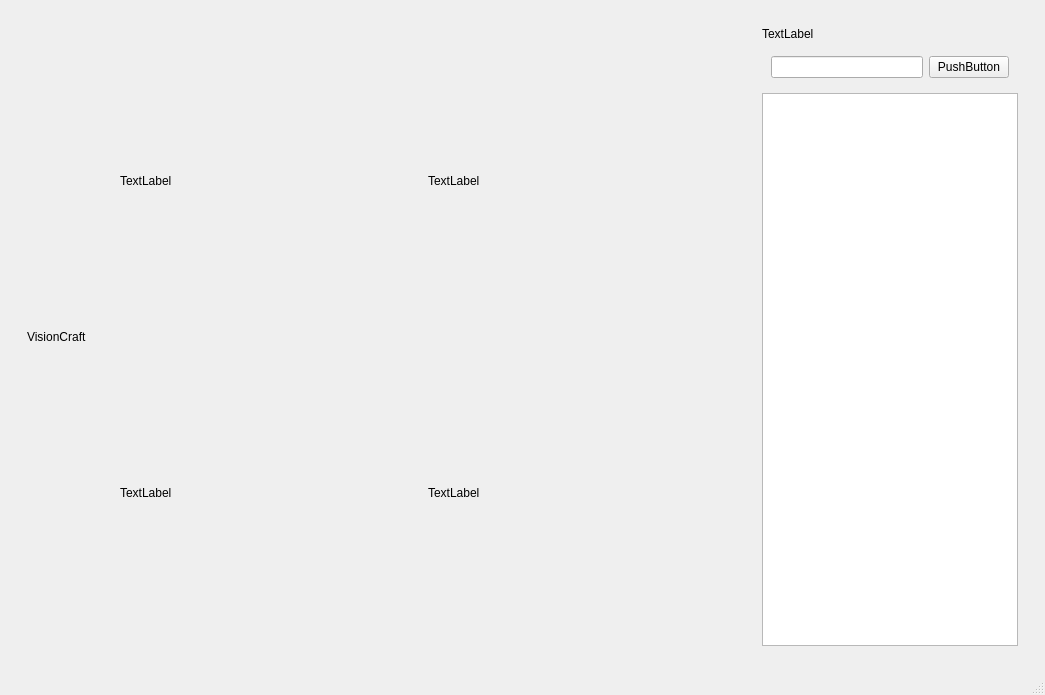
The window that client_qt/home.ui (VisionCraft2025/client_qt) describes before a commit, drawn with Qt 5.
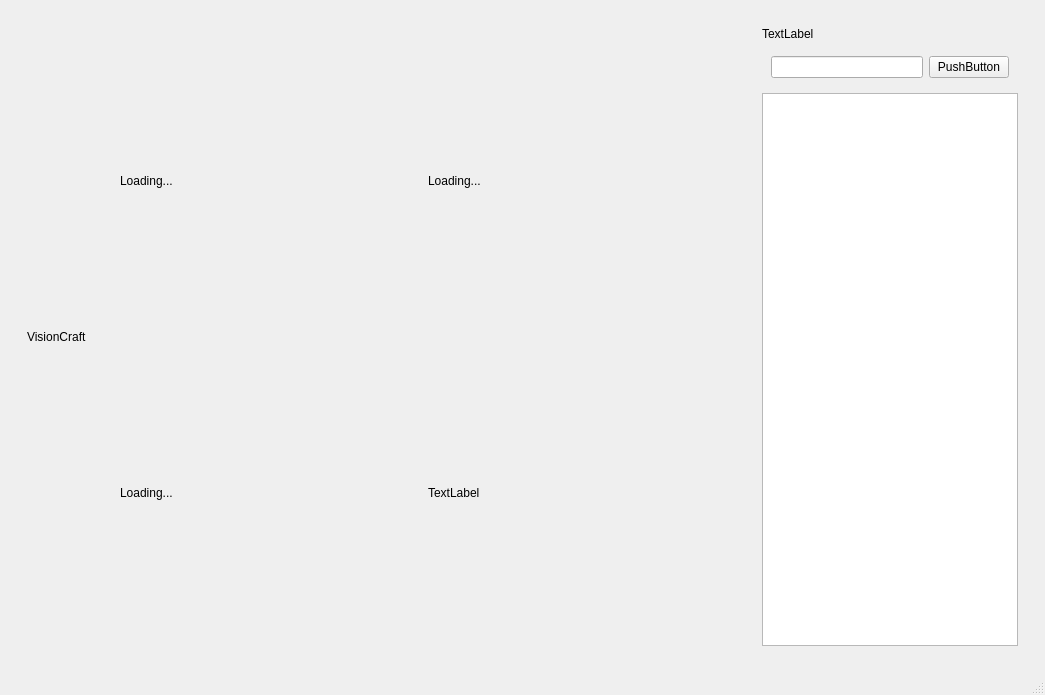
The same window after the commit.

Commit message: Feat/#14: Add conveyor video stream

Patch:
```diff
--- a/client_qt/home.ui
+++ b/client_qt/home.ui
@@ -46,7 +46,7 @@
                 </sizepolicy>
                </property>
                <property name="text">
-                <string>TextLabel</string>
+                <string>Loading...</string>
                </property>
               </widget>
              </item>
@@ -59,7 +59,7 @@
                 </sizepolicy>
                </property>
                <property name="text">
-                <string>TextLabel</string>
+                <string>Loading...</string>
                </property>
               </widget>
              </item>
@@ -78,7 +78,7 @@
                 </sizepolicy>
                </property>
                <property name="text">
-                <string>TextLabel</string>
+                <string>Loading...</string>
                </property>
               </widget>
              </item>
```
Left out of the diff: 2 changed lines with no effect on the pictures. The commit also changes 2 other files.
